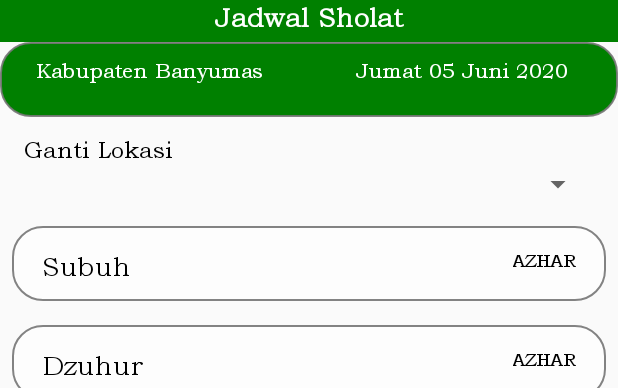
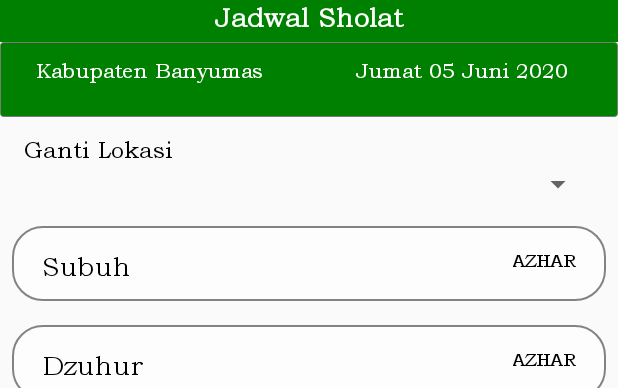
Before and after one commit to yogawahyuy/newChatAppWithFirebase, an Android app: the layout activity_jadwal_sholat.xml on its own in the app's theme, with its tools: preview values and no code run, on a phone screen of 412 x 824 dp, the part 105-493 px from its top. Run offline under Robolectric (Android 15) with nearby library versions, the phone set to English and light mode, and no system bars; plain views replace SearchableSpinner; network calls fail.

Commit message:
Perbaikan Jadwal Solat

```diff
--- a/app/src/main/AndroidManifest.xml
+++ b/app/src/main/AndroidManifest.xml
@@ -14,7 +14,6 @@
         android:allowBackup="true"
         android:icon="@mipmap/ic_launcher_new"
         android:label="@string/app_name"
-        android:networkSecurityConfig="@xml/network_security_config"
         android:roundIcon="@mipmap/ic_launcher_new_round"
         android:supportsRtl="true"
         android:theme="@style/AppTheme"
--- a/app/src/main/java/com/rsip/mobile/Fragments/ChatsFragment.java
+++ b/app/src/main/java/com/rsip/mobile/Fragments/ChatsFragment.java
@@ -67,7 +67,7 @@ public class ChatsFragment extends Fragment {
         callRsi.setOnClickListener(new View.OnClickListener() {
             @Override
             public void onClick(View v) {
-                Intent callIntent = new Intent(Intent.ACTION_CALL);
+                Intent callIntent = new Intent(Intent.ACTION_DIAL);
                 callIntent.setData(Uri.parse("tel:085875035300"));
                 startActivity(callIntent);
             }
--- a/app/src/main/java/com/rsip/mobile/View/AyatActivity.java
+++ b/app/src/main/java/com/rsip/mobile/View/AyatActivity.java
@@ -158,7 +158,6 @@ public class AyatActivity extends AppCompatActivity {
 
     @Override
     public void onBackPressed() {
-
         super.onBackPressed();
         handler.removeCallbacks(updater);
         mediaPlayer.stop();
@@ -176,6 +175,8 @@ public class AyatActivity extends AppCompatActivity {
             mediaPlayer.setDataSource(urlMusic);
             mediaPlayer.prepare();
             textTotalDuration.setText(millisSecondToTimer(mediaPlayer.getDuration()));
+
+
         }catch (Exception e){
             Toast.makeText(this, e.getMessage(), Toast.LENGTH_SHORT).show();
         }
--- /dev/null
+++ b/app/src/main/res/drawable/bg_templatehijau.xml
@@ -0,0 +1,9 @@
+<?xml version="1.0" encoding="utf-8"?>
+<shape xmlns:android="http://schemas.android.com/apk/res/android"
+    android:shape="rectangle">
+    <gradient android:startColor="#008000"
+        android:endColor="#008000"
+        android:angle="270" />
+    <corners android:radius="2dp" />
+    <stroke android:width="1px" android:color="@color/colorGREY" />
+</shape>
--- a/app/src/main/res/layout/activity_jadwal_sholat.xml
+++ b/app/src/main/res/layout/activity_jadwal_sholat.xml
@@ -66,7 +66,7 @@
             android:layout_height="wrap_content"
             android:layout_below="@id/rel_titlebook"
             android:orientation="horizontal"
-            android:background="@drawable/bg_templategreens"
+            android:background="@drawable/bg_templatehijau"
             android:layout_marginBottom="3dp">
             <TextView
                 android:id="@+id/tv_tempat"
```
Also changed, not shown: app/src/main/java/com/rsip/mobile/RecylcerView/DataAmbulanceKeluarActivity.java (+8 -1 lines), app/src/main/java/com/rsip/mobile/RecylcerView/RiwayatDaftarActivity.java (+14 -0 lines), app/src/main/java/com/rsip/mobile/Utils/JsonUtil.java (+4 -4 lines), app/src/main/java/com/rsip/mobile/View/KalendarHijriActivity.java (+5 -5 lines), app/src/main/res/layout/activity_ayat.xml (+3 -6 lines), app/src/main/res/layout/activity_data_ambulance_keluar.xml (+11 -0 lines), app/src/main/res/layout/activity_riwayat_daftar.xml (+12 -1 lines).
